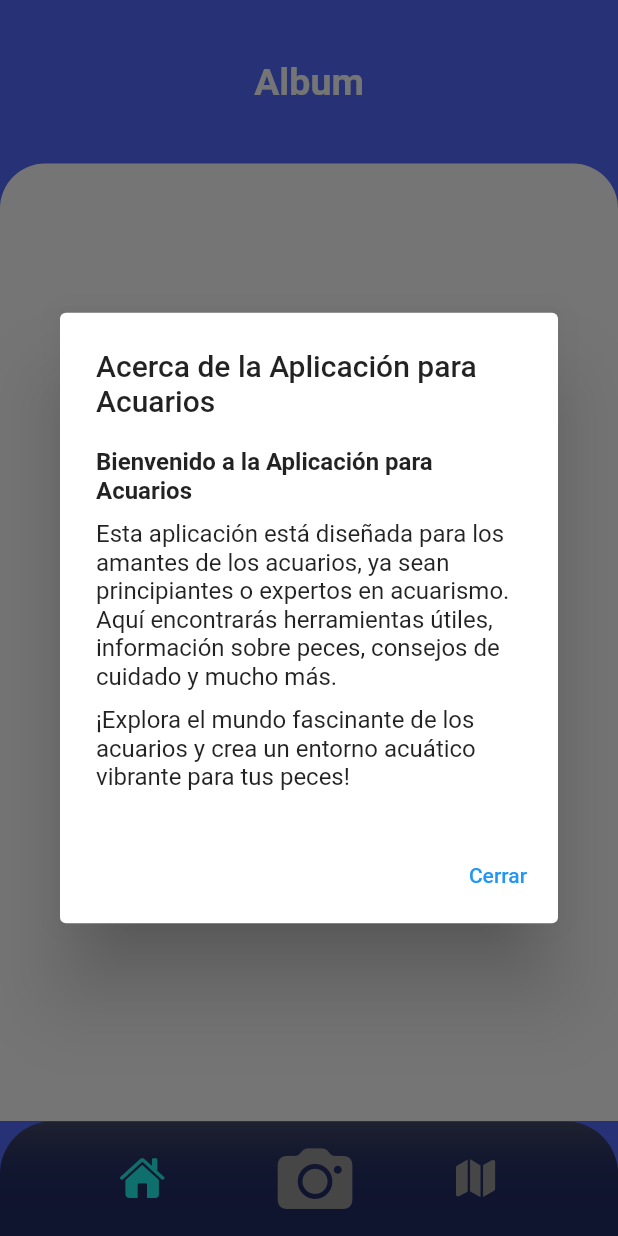
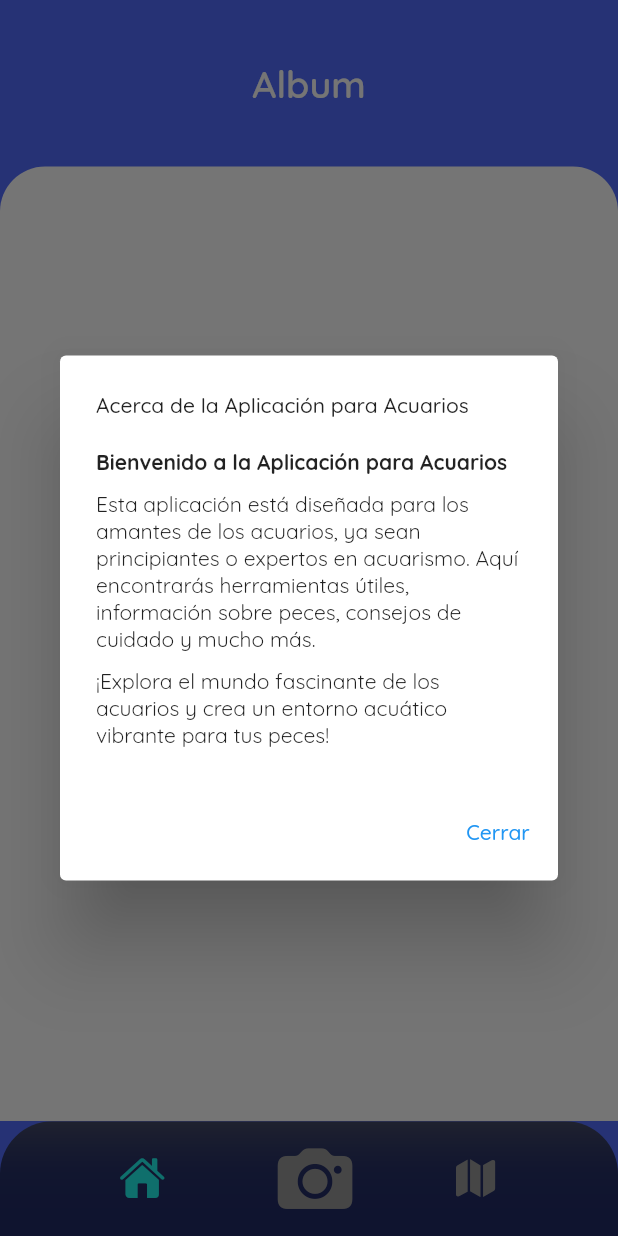
Before and after one commit to Christgrant98/ai-fish-aquarium, a Flutter app: the AlbumView screen opened by its route, in the side drawer, after a tap on "About", on a phone screen of 412 x 824 dp. Run offline on Flutter 3.47's test engine with Material 2 defaults, Android fonts, the phone set to English and light mode, and no system bars; drawn by our look-alikes of blurrycontainer, google_nav_bar; our stand-ins replace camera, carousel_slider, go_router, google_fonts, image_picker, photo_view and 1 more; missing offline and left inert: google_mlkit_image_labeling, langchain, langchain_openai; accounts and stored records are empty.

```diff
--- a/lib/src/customWidgets/custom_widgets.dart
+++ b/lib/src/customWidgets/custom_widgets.dart
@@ -4,6 +4,7 @@ import 'package:provider/provider.dart';
 import 'package:go_router/go_router.dart';
 
 import '../utils/widgets/botton_navigator_menu.dart';
+import '../utils/widgets/text_view.dart';
 
 class MyBottonNavBar extends StatelessWidget {
   final Function(int) onTapFunc;
@@ -128,18 +129,16 @@ class MyDrawer extends StatelessWidget {
                   backgroundImage: AssetImage(user.profilePicture),
                 ),
                 const SizedBox(height: 10),
-                Text(
-                  user.username,
-                  style: const TextStyle(
-                    color: Colors.white,
-                    fontSize: 18,
-                  ),
+                TextView(
+                  text: user.username,
+                  color: Colors.white,
+                  fontSize: 18,
                 ),
               ],
             ),
           ),
           ListTile(
-            title: const Text('About'),
+            title: const TextView(text: 'About'),
             onTap: () {
               Navigator.pop(context);
               _showAboutDialog(context);
@@ -155,22 +154,24 @@ class MyDrawer extends StatelessWidget {
       context: context,
       builder: (BuildContext context) {
         return AlertDialog(
-          title: const Text('Acerca de la Aplicación para Acuarios'),
+          title: const TextView(text: 'Acerca de la Aplicación para Acuarios'),
           content: const SingleChildScrollView(
             child: Column(
               crossAxisAlignment: CrossAxisAlignment.start,
               children: [
-                Text(
-                  'Bienvenido a la Aplicación para Acuarios',
-                  style: TextStyle(fontWeight: FontWeight.bold),
+                TextView(
+                  text: 'Bienvenido a la Aplicación para Acuarios',
+                  fontWeight: FontWeight.bold,
                 ),
                 SizedBox(height: 10),
-                Text(
-                  'Esta aplicación está diseñada para los amantes de los acuarios, ya sean principiantes o expertos en acuarismo. Aquí encontrarás herramientas útiles, información sobre peces, consejos de cuidado y mucho más.',
+                TextView(
+                  text:
+                      'Esta aplicación está diseñada para los amantes de los acuarios, ya sean principiantes o expertos en acuarismo. Aquí encontrarás herramientas útiles, información sobre peces, consejos de cuidado y mucho más.',
                 ),
                 SizedBox(height: 10),
-                Text(
-                  '¡Explora el mundo fascinante de los acuarios y crea un entorno acuático vibrante para tus peces!',
+                TextView(
+                  text:
+                      '¡Explora el mundo fascinante de los acuarios y crea un entorno acuático vibrante para tus peces!',
                 ),
               ],
             ),
@@ -180,7 +181,7 @@ class MyDrawer extends StatelessWidget {
               onPressed: () {
                 Navigator.pop(context);
               },
-              child: const Text('Cerrar'),
+              child: const TextView(text: 'Cerrar'),
             ),
           ],
         );
--- a/lib/src/pages/home_page.dart
+++ b/lib/src/pages/home_page.dart
@@ -2,6 +2,7 @@ import 'package:flutter/material.dart';
 import 'package:go_router/go_router.dart';
 
 import '../utils/widgets/custom_button.dart';
+import '../utils/widgets/text_view.dart';
 
 class HomePage extends StatelessWidget {
   const HomePage({super.key});
@@ -10,7 +11,7 @@ class HomePage extends StatelessWidget {
   Widget build(BuildContext context) {
     return Scaffold(
       appBar: AppBar(
-        title: const Text("App Acuario"),
+        title: const TextView(text: "App Acuario"),
         centerTitle: true,
         leading: IconButton(icon: const Icon(Icons.menu), onPressed: () {}),
       ),
--- a/lib/src/pages/how_to_use_page.dart
+++ b/lib/src/pages/how_to_use_page.dart
@@ -9,7 +9,7 @@ class HowToUsePage extends StatelessWidget {
   Widget build(BuildContext context) {
     return ListView(
         children: const [
-          Text("Instrucciones",
+          TextView( text: "Instrucciones",
         style: TextStyle(
           color: Colors.white,
           fontSize: 20.0,
@@ -47,7 +47,7 @@ class InstruccionCard extends StatelessWidget {
       padding: const EdgeInsets.all(16),
       child: Column(
         children: [
-          Text(
+          TextView( text:
             texto,
             style: const TextStyle(fontSize: 18, fontWeight: FontWeight.bold),
           ),
--- a/lib/src/subViews/album_view.dart
+++ b/lib/src/subViews/album_view.dart
@@ -4,6 +4,7 @@ import 'package:flutter/material.dart';
 import 'package:path_provider/path_provider.dart';
 
 import '../utils/widgets/custom_progress_indicator.dart';
+import '../utils/widgets/text_view.dart';
 
 class AlbumView extends StatefulWidget {
   const AlbumView({super.key});
@@ -24,13 +25,11 @@ class _AlbumViewState extends State<AlbumView> {
           const SizedBox(
             height: 40,
           ),
-          const Text(
-            'Album',
-            style: TextStyle(
-              fontSize: 25,
-              fontWeight: FontWeight.w600,
-              color: Colors.white,
-            ),
+          const TextView(
+            text: 'Album',
+            fontSize: 25,
+            fontWeight: FontWeight.w600,
+            color: Colors.white,
             textAlign: TextAlign.center,
           ),
           const SizedBox(
--- a/lib/src/views/home_view.dart
+++ b/lib/src/views/home_view.dart
@@ -8,6 +8,7 @@ import 'package:login_flutter/src/providers/carousel_provider.dart';
 import '../utils/widgets/card_carousel_image.dart';
 import '../utils/widgets/custom_button.dart';
 import '../utils/widgets/custom_progress_indicator.dart';
+import '../utils/widgets/text_view.dart';
 
 class HomeView extends StatefulWidget {
   const HomeView({super.key});
@@ -29,9 +30,10 @@ class _HomeViewState extends State<HomeView> {
         const SizedBox(height: 10),
         _builCarouselView(),
         const SizedBox(height: 10),
-        const Text(
-          "Fotos De la Semana",
-          style: TextStyle(color: Colors.white, fontWeight: FontWeight.bold),
+        const TextView(
+          text: "Fotos De la Semana",
+          color: Colors.white,
+          fontWeight: FontWeight.bold,
         ),
         Container(
           margin: lateralMargin,
@@ -55,10 +57,10 @@ class _HomeViewState extends State<HomeView> {
                       mainAxisSize: MainAxisSize.min,
                       mainAxisAlignment: MainAxisAlignment.center,
                       children: [
-                        Text(
-                          "Actividades de explorador",
-                          style: TextStyle(
-                              fontSize: 10, fontWeight: FontWeight.bold),
+                        TextView(
+                          text: "Actividades de explorador",
+                          fontSize: 10,
+                          fontWeight: FontWeight.bold,
                         ),
                         Icon(Icons.explore,
                             size: 60, color: Colors.white), // Icono y tamaño
@@ -85,10 +87,10 @@ class _HomeViewState extends State<HomeView> {
                       mainAxisSize: MainAxisSize.min,
                       mainAxisAlignment: MainAxisAlignment.center,
                       children: [
-                        Text(
-                          "Álbum de campo",
-                          style: TextStyle(
-                              fontSize: 10, fontWeight: FontWeight.bold),
+                        TextView(
+                          text: "Álbum de campo",
+                          fontSize: 10,
+                          fontWeight: FontWeight.bold,
                         ),
                         Icon(Icons.photo_library,
                             size: 60, color: Colors.white), // Icono y tamaño
@@ -150,12 +152,14 @@ class _HomeViewState extends State<HomeView> {
             child: Column(
               crossAxisAlignment: CrossAxisAlignment.start,
               children: [
-                const Text(
-                  "¿Cómo utilizar la app?",
-                  style: TextStyle(fontSize: 18, fontWeight: FontWeight.bold),
+                const TextView(
+                  text: "¿Cómo utilizar la app?",
+                  fontSize: 18,
+                  fontWeight: FontWeight.bold,
                 ),
-                const Text(
-                  "Aquí encontrarás las instrucciones para hacer uso correcto de la aplicación y cómo funciona.",
+                const TextView(
+                  text:
+                      "Aquí encontrarás las instrucciones para hacer uso correcto de la aplicación y cómo funciona.",
                 ),
                 CustomButton(
                   onPressed: () {
```
Also changed, not shown: lib/src/pages/carousel_details.dart (+10 -12 lines), lib/src/pages/login_page.dart (+11 -10 lines), lib/src/pages/registro_page.dart (+10 -11 lines), lib/src/subViews/details_view.dart (+13 -15 lines), lib/src/subViews/explorer_view.dart (+10 -9 lines), lib/src/subViews/instructions_view.dart (+28 -30 lines), lib/src/subViews/recompensas_view.dart (+17 -19 lines), lib/src/utils/widgets/card_carousel_image.dart (+13 -14 lines), lib/src/views/camera_view.dart (+25 -17 lines), lib/src/views/map_view.dart (+9 -12 lines).
